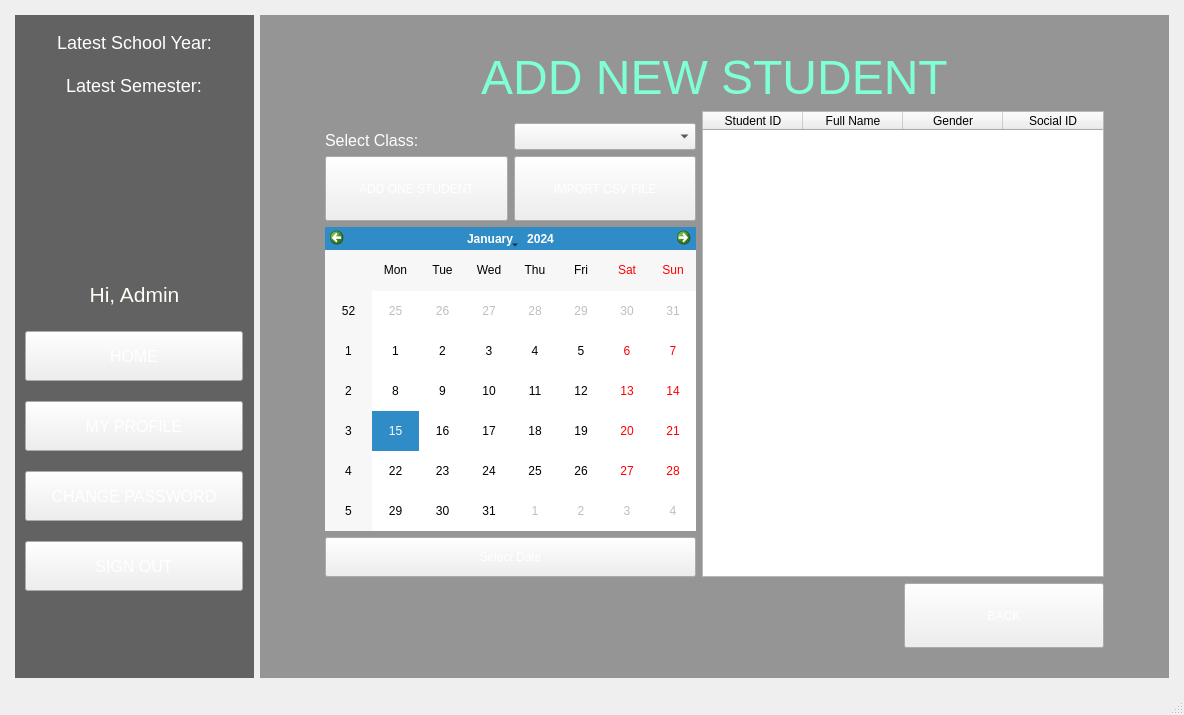
First picture: the form in StudentManagementSystem/mainwindow.ui, repository BuhDuy256/Student-Management-GROUP6-KTLT-23CLC03, before the edit.
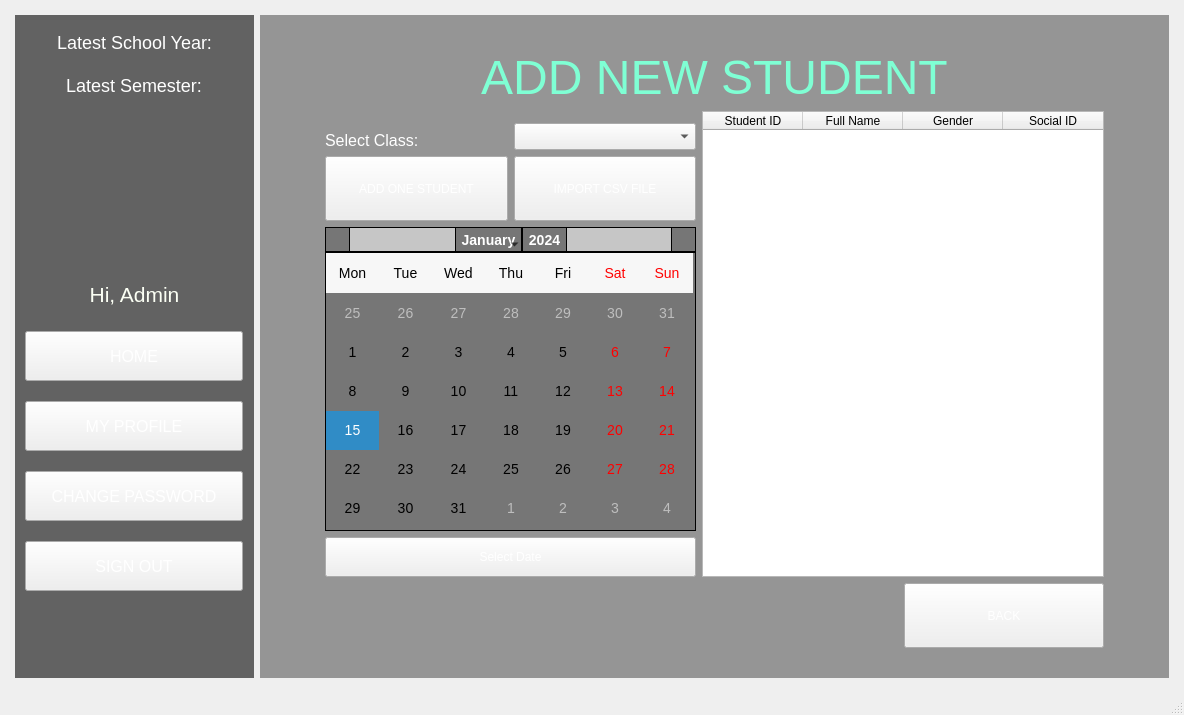
Second picture: the form after the edit. The open tabs and pages were chosen to show the change. Icons and pictures are not drawn.

Commit message: Change all table design

```diff
--- a/StudentManagementSystem/mainwindow.ui
+++ b/StudentManagementSystem/mainwindow.ui
@@ -3672,7 +3672,59 @@
                  <number>0</number>
                 </property>
                 <item row="0" column="0">
-                 <widget class="QCalendarWidget" name="calendarWidget_3"/>
+                 <widget class="QCalendarWidget" name="calendarWidget_3">
+                  <property name="styleSheet">
+                   <string notr="true">QCalendarWidget QToolButton#qt_calendar_nextmonth{
+	border-image: url(:/background/right_arrow.png);
+	background-position: center;
+	background-repeat: none;
+	icon-size: 0px;
+	padding: 10px;
+}
+
+QCalendarWidget QToolButton#qt_calendar_prevmonth{
+	border-image: url(:/background/left_arrow.png);
+	background-position: center;
+	background-repeat: none;
+	icon-size: 0px;
+	padding: 10px;
+}
+
+QCalendarWidget QToolButton{
+	background-color: rgb(118, 118, 118);
+}
+
+QCalendarWidget QWidget#qt_calendar_navigationbar{
+	background-color: rgb(198, 198, 198);
+}
+
+QCalendarWidget QSpinBox::up-button {
+	border-image: url(:/background/up_arrow.png);
+	background-position: center;
+	background-repeat: none;
+}
+
+QCalendarWidget QSpinBox::down-button {
+	border-image: url(:/background/down_arrow.png);	
+	background-position: center;
+	background-repeat: none;
+}
+
+
+QCalendarWidget QWidget {
+	background-color: rgb(118, 118, 118);
+	border: 1px solid black;
+	font-size: 14px;
+}
+
+QCalendarWidget QSpinBox::up-arrow, QCalendarWidget QSpinBox::down-arrow {
+	image: none;
+}</string>
+                  </property>
+                  <property name="verticalHeaderFormat">
+                   <enum>QCalendarWidget::NoVerticalHeader</enum>
+                  </property>
+                 </widget>
                 </item>
                 <item row="1" column="0">
                  <widget class="QPushButton" name="button_selectDate">
```
Left out of the diff: 65 changed lines with no effect on the pictures.
